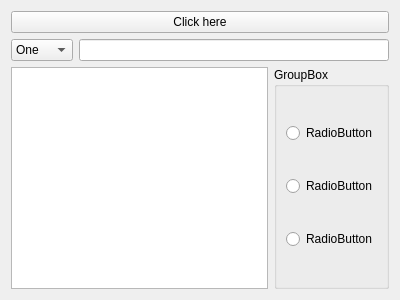
Above: widget.ui from NikNator10/QT-Testing before the change. Below: the same form after it.
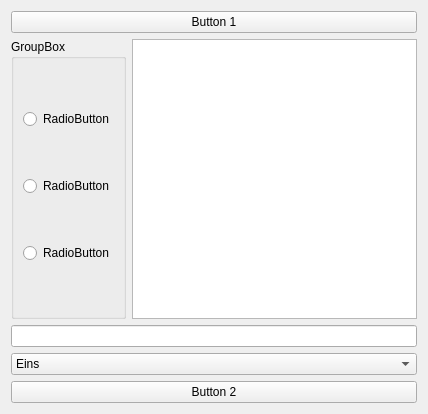
That is the form after the change.

Patch:
```diff
--- a/widget.ui
+++ b/widget.ui
@@ -6,54 +6,31 @@
    <rect>
     <x>0</x>
     <y>0</y>
-    <width>400</width>
-    <height>300</height>
+    <width>428</width>
+    <height>414</height>
    </rect>
   </property>
+  <property name="sizePolicy">
+   <sizepolicy hsizetype="Expanding" vsizetype="Expanding">
+    <horstretch>0</horstretch>
+    <verstretch>0</verstretch>
+   </sizepolicy>
+  </property>
   <property name="windowTitle">
    <string>Form</string>
   </property>
-  <layout class="QVBoxLayout" name="verticalLayout_2">
+  <layout class="QVBoxLayout" name="verticalLayout_3">
    <item>
-    <widget class="QPushButton" name="button">
+    <widget class="QPushButton" name="button_1">
      <property name="text">
-      <string>Click here</string>
+      <string>Button 1</string>
      </property>
     </widget>
    </item>
    <item>
     <layout class="QHBoxLayout" name="horizontalLayout">
      <item>
-      <widget class="QComboBox" name="combo_box">
-       <item>
-        <property name="text">
-         <string>One</string>
-        </property>
-       </item>
-       <item>
-        <property name="text">
-         <string>Two</string>
-        </property>
-       </item>
-       <item>
-        <property name="text">
-         <string>Three</string>
-        </property>
-       </item>
-      </widget>
-     </item>
-     <item>
-      <widget class="QLineEdit" name="line_edit"/>
-     </item>
-    </layout>
-   </item>
-   <item>
-    <layout class="QHBoxLayout" name="horizontalLayout_2">
-     <item>
-      <widget class="QTextEdit" name="text_edit"/>
-     </item>
-     <item>
-      <widget class="QGroupBox" name="group_box">
+      <widget class="QGroupBox" name="groupBox">
        <property name="title">
         <string>GroupBox</string>
        </property>
@@ -82,8 +59,54 @@
        </layout>
       </widget>
      </item>
+     <item>
+      <widget class="QTextEdit" name="textEdit"/>
+     </item>
     </layout>
    </item>
+   <item>
+    <layout class="QVBoxLayout" name="verticalLayout_2">
+     <item>
+      <widget class="QLineEdit" name="line_edit"/>
+     </item>
+     <item>
+      <widget class="QComboBox" name="combo_box">
+       <item>
+        <property name="text">
+         <string>Eins</string>
+        </property>
+       </item>
+       <item>
+        <property name="text">
+         <string>Zwei</string>
+        </property>
+       </item>
+       <item>
+        <property name="text">
+         <string>Drei</string>
+        </property>
+       </item>
+       <item>
+        <property name="text">
+         <string>Vier</string>
+        </property>
+       </item>
+       <item>
+        <property name="text">
+         <string>Fünf</string>
+        </property>
+       </item>
+      </widget>
+     </item>
+    </layout>
+   </item>
+   <item>
+    <widget class="QPushButton" name="button_2">
+     <property name="text">
+      <string>Button 2</string>
+     </property>
+    </widget>
+   </item>
   </layout>
  </widget>
  <resources/>
```
